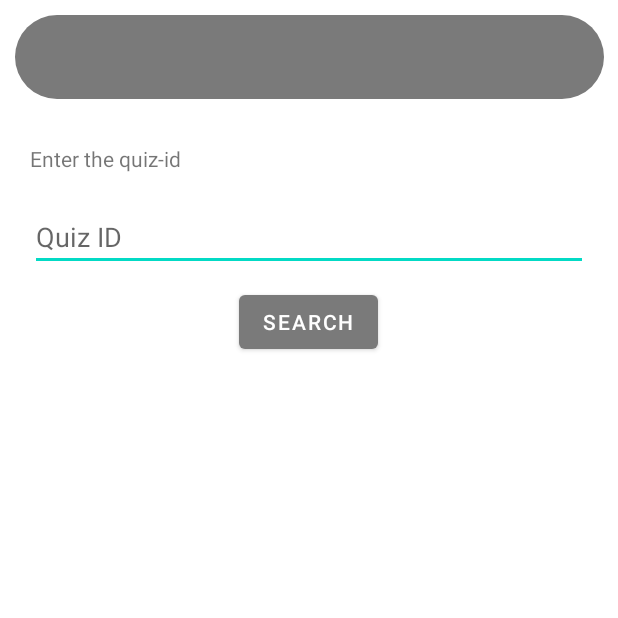
After one commit to abaditya26/QuizApplication, an Android app: the AttemptQuizActivity screen opened directly, with no data from a screen before it, on a phone screen of 412 x 824 dp, the top half of it. The commit adds this screen. Run offline under Robolectric (Android 15) with nearby library versions, the phone set to English and light mode, and no system bars; our stand-ins replace Firebase (no records; nobody signed in at launch, a user with empty details on screens opened directly).

Commit message:
attempted quiz data fetched

```diff
--- a/app/src/main/AndroidManifest.xml
+++ b/app/src/main/AndroidManifest.xml
@@ -9,7 +9,8 @@
         android:roundIcon="@mipmap/ic_launcher_round"
         android:supportsRtl="true"
         android:theme="@style/Theme.QuizApplication">
-        <activity android:name=".EditProfileActivity"></activity>
+        <activity android:name=".AttemptQuizActivity"></activity>
+        <activity android:name=".EditProfileActivity" />
         <activity android:name=".RegisterUserActivity" />
         <activity android:name=".LoginActivity" />
         <activity android:name=".MainActivity">
--- a/app/src/main/java/com/aditya/quizapplication/Adapters/AdapterOptions.java
+++ b/app/src/main/java/com/aditya/quizapplication/Adapters/AdapterOptions.java
@@ -12,6 +12,7 @@ import android.widget.Toast;
 import androidx.annotation.NonNull;
 import androidx.recyclerview.widget.RecyclerView;
 
+import com.aditya.quizapplication.AttemptQuizActivity;
 import com.aditya.quizapplication.LoginActivity;
 import com.aditya.quizapplication.Models.ModelOptions;
 import com.aditya.quizapplication.R;
@@ -63,7 +64,10 @@ public class AdapterOptions extends RecyclerView.Adapter<AdapterOptions.MyHolder
             description.setText(optionsList.get(position).getDescription());
             itemView.setOnClickListener(v -> {
                 switch (optionsList.get(position).getTitle()){
-                    case "LogOut":
+                    case "Attempt Quiz":
+                        Intent quiz = new Intent(ctx, AttemptQuizActivity.class);
+                        quiz.setFlags(Intent.FLAG_ACTIVITY_NEW_TASK);
+                        ctx.startActivity(quiz);
                         break;
                     default:
                         Toast.makeText(ctx, "No Listener defined", Toast.LENGTH_SHORT).show();
--- /dev/null
+++ b/app/src/main/java/com/aditya/quizapplication/AttemptQuizActivity.java
@@ -0,0 +1,80 @@
+package com.aditya.quizapplication;
+
+import androidx.annotation.NonNull;
+import androidx.appcompat.app.AppCompatActivity;
+
+import android.content.Intent;
+import android.os.Bundle;
+import android.view.View;
+import android.widget.EditText;
+import android.widget.LinearLayout;
+import android.widget.Toast;
+
+import com.aditya.quizapplication.Models.ModelQuiz;
+import com.google.firebase.auth.FirebaseAuth;
+import com.google.firebase.auth.FirebaseUser;
+import com.google.firebase.database.DataSnapshot;
+import com.google.firebase.database.DatabaseError;
+import com.google.firebase.database.DatabaseReference;
+import com.google.firebase.database.FirebaseDatabase;
+import com.google.firebase.database.ValueEventListener;
+
+public class AttemptQuizActivity extends AppCompatActivity {
+
+    LinearLayout searchQuizResult;
+    EditText quizIdInput;
+
+    FirebaseAuth auth;
+    FirebaseUser user;
+    DatabaseReference reference;
+
+    @Override
+    protected void onCreate(Bundle savedInstanceState) {
+        super.onCreate(savedInstanceState);
+        setContentView(R.layout.activity_attempt_quiz);
+
+        searchQuizResult = findViewById(R.id.searchQuizResult);
+        searchQuizResult.setAlpha(0f);
+
+        quizIdInput = findViewById(R.id.quizIdInput);
+
+        auth = FirebaseAuth.getInstance();
+        if (auth.getCurrentUser()==null){
+            finish();
+            return;
+        }
+        user = auth.getCurrentUser();
+        reference = FirebaseDatabase.getInstance().getReference();
+
+    }
+
+    public void searchQuiz(View view) {
+        String quizId = quizIdInput.getText().toString();
+        if (quizId.equals("")){
+            quizIdInput.setError("Required");
+            return;
+        }
+        reference.child("Quiz").addListenerForSingleValueEvent(new ValueEventListener() {
+            @Override
+            public void onDataChange(@NonNull DataSnapshot snapshot) {
+                for (DataSnapshot snapshot1:snapshot.getChildren()){
+                    ModelQuiz quiz =snapshot1.getValue(ModelQuiz.class);
+                    if (quiz.getId().equals(quizId)){
+                        setData(quiz);
+                        return;
+                    }
+                }
+            }
+
+            @Override
+            public void onCancelled(@NonNull DatabaseError error) {
+                Toast.makeText(AttemptQuizActivity.this, "Error => "+error.getMessage(), Toast.LENGTH_SHORT).show();
+            }
+        });
+
+    }
+
+    private void setData(ModelQuiz quiz) {
+
+    }
+}
--- a/app/src/main/java/com/aditya/quizapplication/EditProfileActivity.java
+++ b/app/src/main/java/com/aditya/quizapplication/EditProfileActivity.java
@@ -15,7 +15,6 @@ import androidx.appcompat.app.AppCompatActivity;
 
 import com.aditya.quizapplication.Models.ModelUser;
 import com.bumptech.glide.Glide;
-import com.google.android.gms.tasks.OnSuccessListener;
 import com.google.android.gms.tasks.Task;
 import com.google.firebase.auth.FirebaseAuth;
 import com.google.firebase.auth.FirebaseUser;
--- /dev/null
+++ b/app/src/main/java/com/aditya/quizapplication/Models/ModelQuiz.java
@@ -0,0 +1,38 @@
+package com.aditya.quizapplication.Models;
+
+public class ModelQuiz {
+    private String id, owner, name;
+
+    public ModelQuiz() {
+    }
+
+    public ModelQuiz(String id, String owner, String name) {
+        this.id = id;
+        this.owner = owner;
+        this.name = name;
+    }
+
+    public String getId() {
+        return id;
+    }
+
+    public void setId(String id) {
+        this.id = id;
+    }
+
+    public String getOwner() {
+        return owner;
+    }
+
+    public void setOwner(String owner) {
+        this.owner = owner;
+    }
+
+    public String getName() {
+        return name;
+    }
+
+    public void setName(String name) {
+        this.name = name;
+    }
+}
--- /dev/null
+++ b/app/src/main/res/layout/activity_attempt_quiz.xml
@@ -0,0 +1,152 @@
+<?xml version="1.0" encoding="utf-8"?>
+<RelativeLayout xmlns:android="http://schemas.android.com/apk/res/android"
+    xmlns:app="http://schemas.android.com/apk/res-auto"
+    xmlns:tools="http://schemas.android.com/tools"
+    android:layout_width="match_parent"
+    android:layout_height="match_parent"
+    tools:context=".AttemptQuizActivity">
+
+    <androidx.appcompat.widget.Toolbar
+        android:id="@+id/toolbar1"
+        android:layout_width="match_parent"
+        android:layout_height="?attr/actionBarSize"
+        android:layout_alignParentStart="true"
+        android:layout_alignParentTop="true"
+        android:layout_alignParentEnd="true"
+        android:layout_marginStart="10dp"
+        android:layout_marginTop="10dp"
+        android:layout_marginEnd="9dp"
+        android:layout_marginBottom="10dp"
+        android:background="@drawable/toolbar_background"
+        android:minHeight="?attr/actionBarSize"
+        android:theme="?attr/actionBarTheme" />
+
+    <ScrollView
+        android:layout_width="match_parent"
+        android:layout_height="match_parent"
+        android:layout_below="@+id/toolbar1"
+        android:layout_alignParentStart="true"
+        android:layout_alignParentEnd="true"
+        android:layout_alignParentBottom="true"
+        android:layout_margin="10dp">
+
+        <LinearLayout
+            android:layout_width="match_parent"
+            android:layout_height="wrap_content"
+            android:orientation="vertical" >
+
+            <LinearLayout
+                android:layout_width="match_parent"
+                android:layout_height="match_parent"
+                android:orientation="vertical">
+
+                <TextView
+                    android:id="@+id/textView2"
+                    android:layout_width="match_parent"
+                    android:layout_height="wrap_content"
+                    android:layout_margin="10dp"
+                    android:text="Enter the quiz-id" />
+
+                <EditText
+                    android:id="@+id/quizIdInput"
+                    android:layout_width="match_parent"
+                    android:layout_height="wrap_content"
+                    android:ems="10"
+                    android:layout_margin="10dp"
+                    android:hint="Quiz ID"
+                    android:inputType="text" />
+
+                <Button
+                    android:id="@+id/button"
+                    android:layout_width="wrap_content"
+                    android:layout_height="wrap_content"
+                    android:layout_gravity="center"
+                    android:gravity="center"
+                    android:text="Search"
+                    android:onClick="searchQuiz"/>
+            </LinearLayout>
+
+            <LinearLayout
+                android:id="@+id/searchQuizResult"
+                android:layout_width="match_parent"
+                android:layout_height="match_parent"
+                android:orientation="vertical">
+
+                <LinearLayout
+                    android:layout_width="match_parent"
+                    android:layout_height="wrap_content"
+                    android:orientation="horizontal">
+
+                    <TextView
+                        android:layout_width="0dp"
+                        android:layout_height="wrap_content"
+                        android:text="Quiz ID"
+                        android:layout_margin="10dp"
+                        android:layout_weight="1"/>
+
+                    <TextView
+                        android:id="@+id/quizDetailsId"
+                        android:layout_width="0dp"
+                        android:layout_height="wrap_content"
+                        android:text="quiz-id"
+                        android:layout_margin="10dp"
+                        android:layout_weight="1"/>
+
+                </LinearLayout>
+
+                <LinearLayout
+                    android:layout_width="match_parent"
+                    android:layout_height="wrap_content"
+                    android:orientation="horizontal">
+
+                    <TextView
+                        android:layout_width="0dp"
+                        android:layout_height="wrap_content"
+                        android:text="Quiz Name"
+                        android:layout_margin="10dp"
+                        android:layout_weight="1"/>
+
+                    <TextView
+                        android:id="@+id/quizDetailsName"
+                        android:layout_width="0dp"
+                        android:layout_height="wrap_content"
+                        android:text="quiz-name"
+                        android:layout_margin="10dp"
+                        android:layout_weight="1"/>
+
+                </LinearLayout>
+
+                <LinearLayout
+                    android:layout_width="match_parent"
+                    android:layout_height="wrap_content"
+                    android:orientation="horizontal">
+
+                    <TextView
+                        android:layout_width="0dp"
+                        android:layout_height="wrap_content"
+                        android:text="Quiz Owner"
+                        android:layout_margin="10dp"
+                        android:layout_weight="1"/>
+
+                    <TextView
+                        android:id="@+id/quizDetailsOwner"
+                        android:layout_width="0dp"
+                        android:layout_height="wrap_content"
+                        android:text="quiz-owner"
+                        android:layout_margin="10dp"
+                        android:layout_weight="1"/>
+
+                </LinearLayout>
+
+                <Button
+                    android:layout_width="wrap_content"
+                    android:layout_height="wrap_content"
+                    android:layout_gravity="center"
+                    android:text="Attempt Quiz"/>
+
+            </LinearLayout>
+        </LinearLayout>
+    </ScrollView>
+
+
+</RelativeLayout>
```
